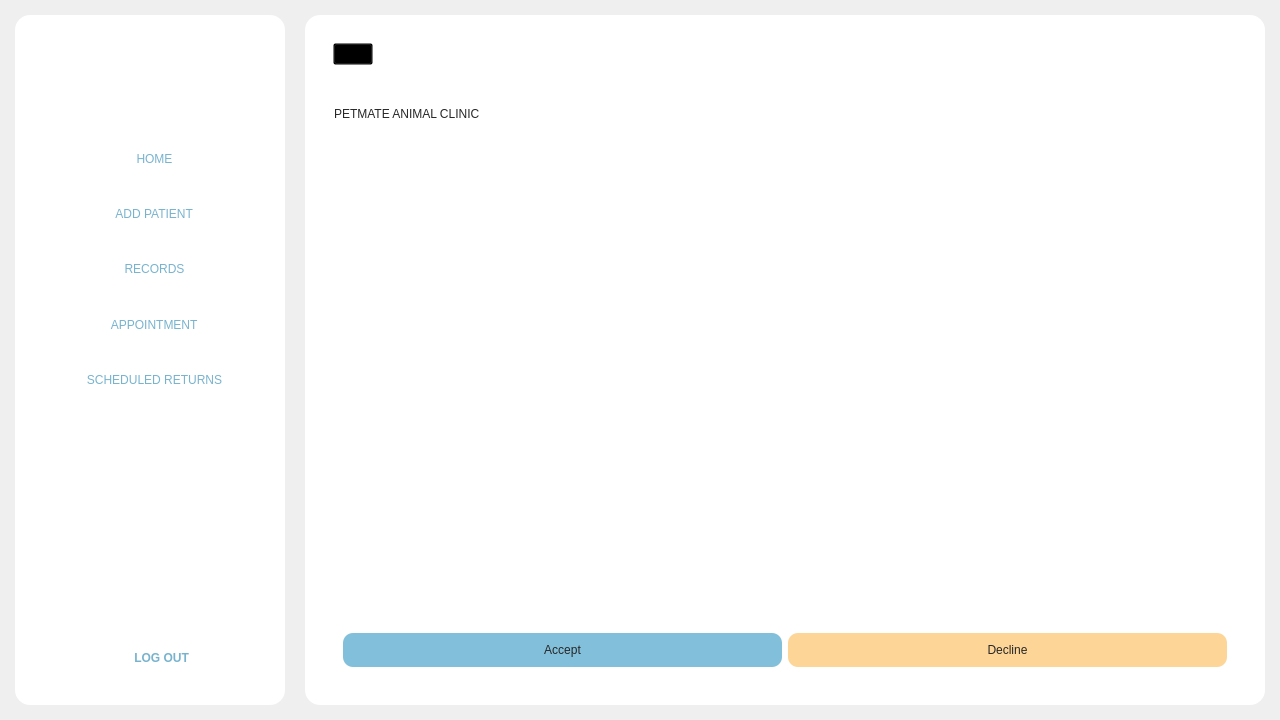
Old version of the form Frontend/Home.ui in the repository DreddVDomasian/Petmate-Desktop-Application.
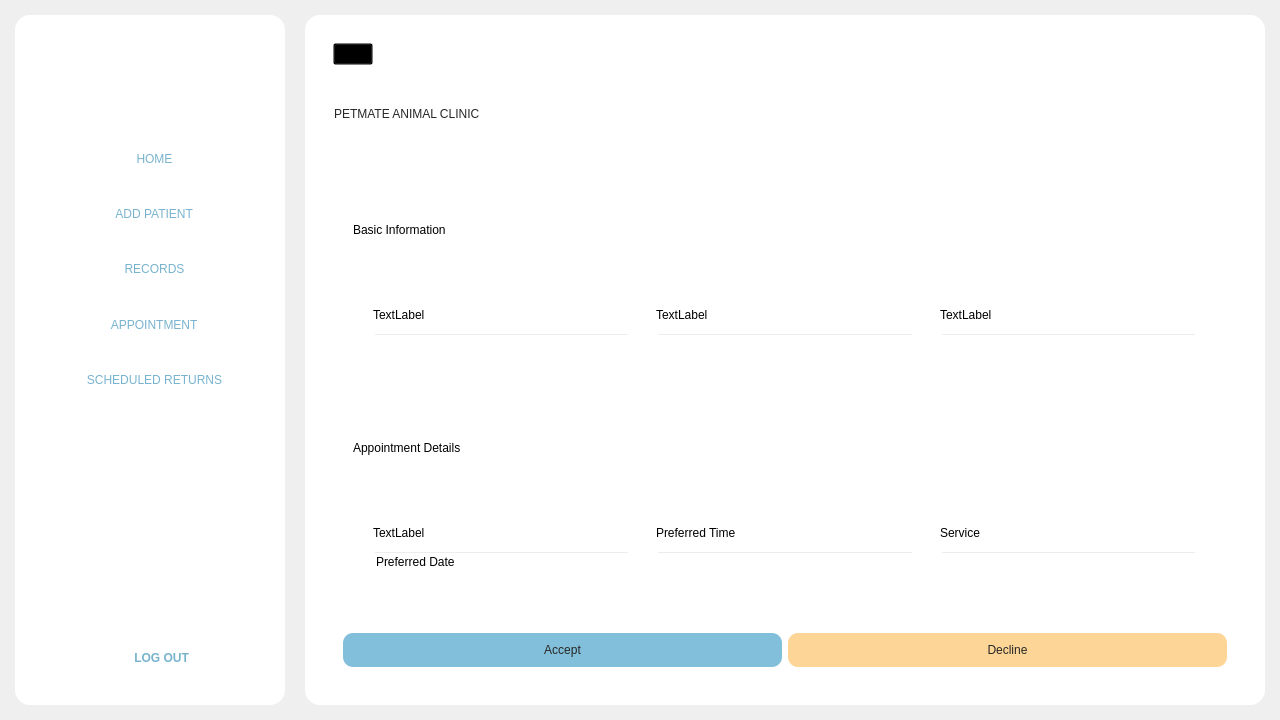
New version of the form. The open tabs and pages were chosen to show the change. Icons and pictures are not drawn.

```diff
--- a/Frontend/Home.ui
+++ b/Frontend/Home.ui
@@ -8251,6 +8251,206 @@
                 <property name="frameShadow">
                  <enum>QFrame::Raised</enum>
                 </property>
+                <layout class="QVBoxLayout" name="verticalLayout_46">
+                 <item>
+                  <widget class="QFrame" name="frame_25">
+                   <property name="frameShape">
+                    <enum>QFrame::StyledPanel</enum>
+                   </property>
+                   <property name="frameShadow">
+                    <enum>QFrame::Raised</enum>
+                   </property>
+                   <layout class="QVBoxLayout" name="verticalLayout_47">
+                    <item>
+                     <widget class="QLabel" name="label_13">
+                      <property name="text">
+                       <string>Basic Information</string>
+                      </property>
+                     </widget>
+                    </item>
+                    <item>
+                     <widget class="QFrame" name="frame_27">
+                      <property name="frameShape">
+                       <enum>QFrame::StyledPanel</enum>
+                      </property>
+                      <property name="frameShadow">
+                       <enum>QFrame::Raised</enum>
+                      </property>
+                      <layout class="QHBoxLayout" name="horizontalLayout_35">
+                       <item>
+                        <widget class="QFrame" name="frame_28">
+                         <property name="frameShape">
+                          <enum>QFrame::StyledPanel</enum>
+                         </property>
+                         <property name="frameShadow">
+                          <enum>QFrame::Raised</enum>
+                         </property>
+                         <layout class="QVBoxLayout" name="verticalLayout_48">
+                          <item>
+                           <widget class="QLabel" name="label_21">
+                            <property name="text">
+                             <string>TextLabel</string>
+                            </property>
+                           </widget>
+                          </item>
+                          <item>
+                           <widget class="QLineEdit" name="lineEdit"/>
+                          </item>
+                         </layout>
+                        </widget>
+                       </item>
+                       <item>
+                        <widget class="QFrame" name="frame_29">
+                         <property name="frameShape">
+                          <enum>QFrame::StyledPanel</enum>
+                         </property>
+                         <property name="frameShadow">
+                          <enum>QFrame::Raised</enum>
+                         </property>
+                         <layout class="QVBoxLayout" name="verticalLayout_62">
+                          <item>
+                           <widget class="QLabel" name="label_22">
+                            <property name="text">
+                             <string>TextLabel</string>
+                            </property>
+                           </widget>
+                          </item>
+                          <item>
+                           <widget class="QLineEdit" name="lineEdit_2"/>
+                          </item>
+                         </layout>
+                        </widget>
+                       </item>
+                       <item>
+                        <widget class="QFrame" name="frame_37">
+                         <property name="frameShape">
+                          <enum>QFrame::StyledPanel</enum>
+                         </property>
+                         <property name="frameShadow">
+                          <enum>QFrame::Raised</enum>
+                         </property>
+                         <layout class="QVBoxLayout" name="verticalLayout_63">
+                          <item>
+                           <widget class="QLabel" name="label_23">
+                            <property name="text">
+                             <string>TextLabel</string>
+                            </property>
+                           </widget>
+                          </item>
+                          <item>
+                           <widget class="QLineEdit" name="lineEdit_3"/>
+                          </item>
+                         </layout>
+                        </widget>
+                       </item>
+                      </layout>
+                     </widget>
+                    </item>
+                   </layout>
+                  </widget>
+                 </item>
+                 <item>
+                  <widget class="QFrame" name="frame_26">
+                   <property name="frameShape">
+                    <enum>QFrame::StyledPanel</enum>
+                   </property>
+                   <property name="frameShadow">
+                    <enum>QFrame::Raised</enum>
+                   </property>
+                   <layout class="QVBoxLayout" name="verticalLayout_64">
+                    <item>
+                     <widget class="QLabel" name="label_24">
+                      <property name="text">
+                       <string>Appointment Details</string>
+                      </property>
+                     </widget>
+                    </item>
+                    <item>
+                     <widget class="QFrame" name="frame_38">
+                      <property name="frameShape">
+                       <enum>QFrame::StyledPanel</enum>
+                      </property>
+                      <property name="frameShadow">
+                       <enum>QFrame::Raised</enum>
+                      </property>
+                      <layout class="QHBoxLayout" name="horizontalLayout_36">
+                       <item>
+                        <widget class="QFrame" name="frame_39">
+                         <property name="frameShape">
+                          <enum>QFrame::StyledPanel</enum>
+                         </property>
+                         <property name="frameShadow">
+                          <enum>QFrame::Raised</enum>
+                         </property>
+                         <layout class="QVBoxLayout" name="verticalLayout_68">
+                          <item>
+                           <widget class="QLabel" name="label_28">
+                            <property name="text">
+                             <string>TextLabel</string>
+                            </property>
+                           </widget>
+                          </item>
+                          <item>
+                           <widget class="QLineEdit" name="lineEdit_4">
+                            <property name="text">
+                             <string>Preferred Date</string>
+                            </property>
+                           </widget>
+                          </item>
+                         </layout>
+                        </widget>
+                       </item>
+                       <item>
+                        <widget class="QFrame" name="frame_40">
+                         <property name="frameShape">
+                          <enum>QFrame::StyledPanel</enum>
+                         </property>
+                         <property name="frameShadow">
+                          <enum>QFrame::Raised</enum>
+                         </property>
+                         <layout class="QVBoxLayout" name="verticalLayout_69">
+                          <item>
+                           <widget class="QLabel" name="label_29">
+                            <property name="text">
+                             <string>Preferred Time</string>
+                            </property>
+                           </widget>
+                          </item>
+                          <item>
+                           <widget class="QLineEdit" name="lineEdit_5"/>
+                          </item>
+                         </layout>
+                        </widget>
+                       </item>
+                       <item>
+                        <widget class="QFrame" name="frame_41">
+                         <property name="frameShape">
+                          <enum>QFrame::StyledPanel</enum>
+                         </property>
+                         <property name="frameShadow">
+                          <enum>QFrame::Raised</enum>
+                         </property>
+                         <layout class="QVBoxLayout" name="verticalLayout_70">
+                          <item>
+                           <widget class="QLabel" name="label_31">
+                            <property name="text">
+                             <string>Service</string>
+                            </property>
+                           </widget>
+                          </item>
+                          <item>
+                           <widget class="QLineEdit" name="lineEdit_6"/>
+                          </item>
+                         </layout>
+                        </widget>
+                       </item>
+                      </layout>
+                     </widget>
+                    </item>
+                   </layout>
+                  </widget>
+                 </item>
+                </layout>
                </widget>
               </item>
               <item>
```
Left out of the diff: 24 changed lines with no effect on the pictures.
